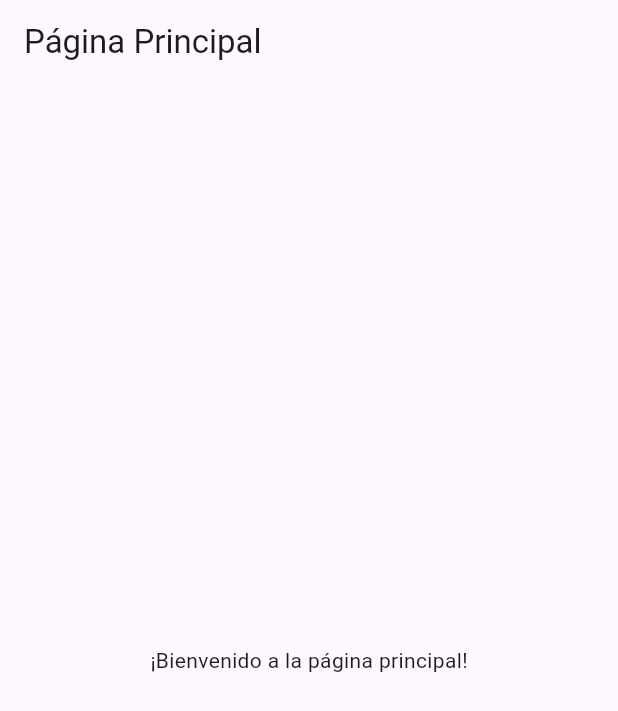
After one commit to karen-velasquez/proyecto_especialidad_Frontend, a Flutter app: the HomePage screen opened directly, on a phone screen of 412 x 824 dp. The commit adds this screen. Shown: the top 711 px of the screen. Run offline on Flutter 3.47's test engine with Material 3 defaults, Android fonts, the phone set to English and light mode, and no system bars.

Commit message:
Ingreso a pagina principal

```diff
--- /dev/null
+++ b/lib/home_page.dart
@@ -0,0 +1,13 @@
+import 'package:flutter/material.dart';
+
+class HomePage extends StatelessWidget {
+  const HomePage({Key? key}) : super(key: key);
+
+  @override
+  Widget build(BuildContext context) {
+    return Scaffold(
+      appBar: AppBar(title: const Text('Página Principal')),
+      body: const Center(child: Text('¡Bienvenido a la página principal!')),
+    );
+  }
+}
```
Also changed, not shown: lib/login_page.dart (+44 -6 lines).
